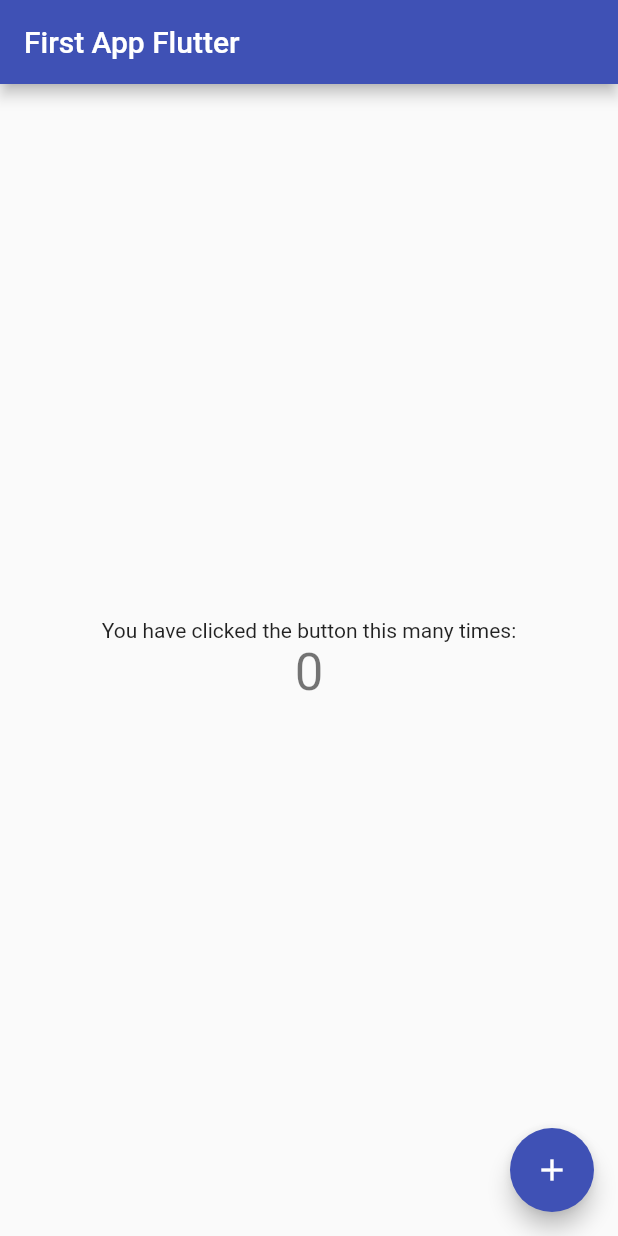
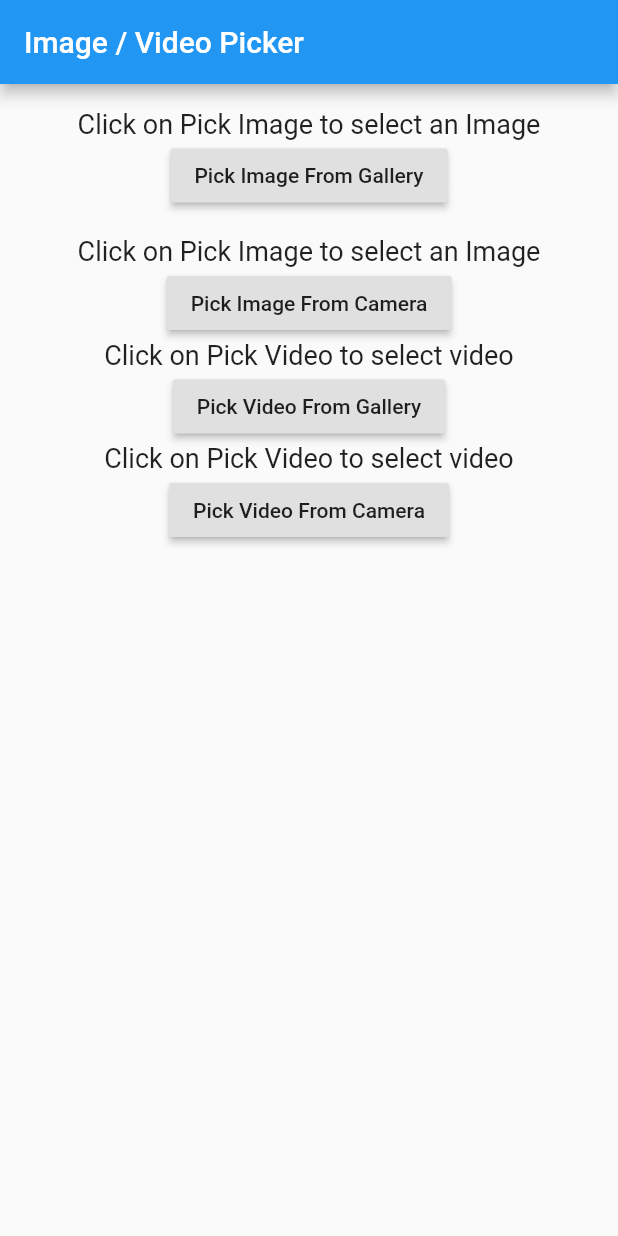
Before and after one commit to Soupaul/app-ADKit-meity, a Flutter app: the screen it shows after launch, on a phone screen of 412 x 824 dp. Run offline on Flutter 3.47's test engine with Material 2 defaults, Android fonts, the phone set to English and light mode, and no system bars; our stand-ins replace image_picker, video_player.

Commit message:
Photo/Video Upload Feature

```diff
--- a/lib/main.dart
+++ b/lib/main.dart
@@ -1,111 +1,150 @@
+import 'dart:io';
+import 'dart:async';
 import 'package:flutter/material.dart';
+import 'package:image_picker/image_picker.dart';
+import 'package:video_player/video_player.dart';
 
 void main() => runApp(MyApp());
 
 class MyApp extends StatelessWidget {
-  // This widget is the root of your application.
   @override
   Widget build(BuildContext context) {
     return MaterialApp(
       title: 'Flutter Demo',
       theme: ThemeData(
-        // This is the theme of your application.
-        //
-        // Try running your application with "flutter run". You'll see the
-        // application has a blue toolbar. Then, without quitting the app, try
-        // changing the primarySwatch below to Colors.green and then invoke
-        // "hot reload" (press "r" in the console where you ran "flutter run",
-        // or simply save your changes to "hot reload" in a Flutter IDE).
-        // Notice that the counter didn't reset back to zero; the application
-        // is not restarted.
-        primarySwatch: Colors.indigo,
+        primarySwatch: Colors.blue,
       ),
-      home: MyHomePage(title: 'First App Flutter'),
+      home: MyHomePage(),
     );
   }
 }
 
 class MyHomePage extends StatefulWidget {
-  MyHomePage({Key key, this.title}) : super(key: key);
-
-  // This widget is the home page of your application. It is stateful, meaning
-  // that it has a State object (defined below) that contains fields that affect
-  // how it looks.
-
-  // This class is the configuration for the state. It holds the values (in this
-  // case the title) provided by the parent (in this case the App widget) and
-  // used by the build method of the State. Fields in a Widget subclass are
-  // always marked "final".
-
-  final String title;
-
   @override
   _MyHomePageState createState() => _MyHomePageState();
 }
 
 class _MyHomePageState extends State<MyHomePage> {
-  int _counter = 0;
 
-  void _incrementCounter() {
+  File _image;
+  File _cameraImage;
+  File _video;
+  File _cameraVideo;
+
+  VideoPlayerController _videoPlayerController;
+  VideoPlayerController _cameraVideoPlayerController;
+
+  // This funcion will helps you to pick and Image from Gallery
+  _pickImageFromGallery() async {
+    File image = await  ImagePicker.pickImage(source: ImageSource.gallery, imageQuality: 50);
+
     setState(() {
-      // This call to setState tells the Flutter framework that something has
-      // changed in this State, which causes it to rerun the build method below
-      // so that the display can reflect the updated values. If we changed
-      // _counter without calling setState(), then the build method would not be
-      // called again, and so nothing would appear to happen.
-      _counter ++;
+      _image = image;
+    });
+  }
+
+
+  // This funcion will helps you to pick and Image from Camera
+  _pickImageFromCamera() async {
+    File image = await  ImagePicker.pickImage(source: ImageSource.camera, imageQuality: 50);
+
+    setState(() {
+      _cameraImage = image;
+    });
+  }
+
+
+  // This funcion will helps you to pick a Video File
+  _pickVideo() async {
+    File video = await ImagePicker.pickVideo(source: ImageSource.gallery);
+     _video = video;
+    _videoPlayerController = VideoPlayerController.file(_video)..initialize().then((_) {
+      setState(() { });
+      _videoPlayerController.play();
+    });
+  }
+
+   // This funcion will helps you to pick a Video File from Camera
+  _pickVideoFromCamera() async {
+    File video = await ImagePicker.pickVideo(source: ImageSource.camera);
+     _cameraVideo = video;
+    _cameraVideoPlayerController = VideoPlayerController.file(_cameraVideo)..initialize().then((_) {
+      setState(() { });
+      _cameraVideoPlayerController.play();
     });
   }
 
   @override
   Widget build(BuildContext context) {
-    // This method is rerun every time setState is called, for instance as done
-    // by the _incrementCounter method above.
-    //
-    // The Flutter framework has been optimized to make rerunning build methods
-    // fast, so that you can just rebuild anything that needs updating rather
-    // than having to individually change instances of widgets.
     return Scaffold(
       appBar: AppBar(
-        // Here we take the value from the MyHomePage object that was created by
-        // the App.build method, and use it to set our appbar title.
-        title: Text(widget.title),
+        title: Text("Image / Video Picker"),
       ),
-      body: Center(
-        // Center is a layout widget. It takes a single child and positions it
-        // in the middle of the parent.
-        child: Column(
-          // Column is also a layout widget. It takes a list of children and
-          // arranges them vertically. By default, it sizes itself to fit its
-          // children horizontally, and tries to be as tall as its parent.
-          //
-          // Invoke "debug painting" (press "p" in the console, choose the
-          // "Toggle Debug Paint" action from the Flutter Inspector in Android
-          // Studio, or the "Toggle Debug Paint" command in Visual Studio Code)
-          // to see the wireframe for each widget.
-          //
-          // Column has various properties to control how it sizes itself and
-          // how it positions its children. Here we use mainAxisAlignment to
-          // center the children vertically; the main axis here is the vertical
-          // axis because Columns are vertical (the cross axis would be
-          // horizontal).
-          mainAxisAlignment: MainAxisAlignment.center,
-          children: <Widget>[
-            Text(
-              'You have clicked the button this many times:',
+      body: SingleChildScrollView(
+        child: Center(
+          child: Container(
+            padding: const EdgeInsets.all(16.0),
+            child: Column(
+
+              children: <Widget>[
+                if(_image != null)
+                  Image.file(_image)
+                else
+                  Text("Click on Pick Image to select an Image", style: TextStyle(fontSize: 18.0),),
+                RaisedButton(
+                  onPressed: () {
+                    _pickImageFromGallery();
+                  },
+                  child: Text("Pick Image From Gallery"),
+                ),
+                SizedBox(
+                  height: 16.0,
+                ),
+                if(_cameraImage != null)
+                  Image.file(_cameraImage)
+                else
+                  Text("Click on Pick Image to select an Image", style: TextStyle(fontSize: 18.0),),
+                RaisedButton(
+                  onPressed: () {
+                    _pickImageFromCamera();
+                  },
+                  child: Text("Pick Image From Camera"),
+                ),
+                if(_video != null)
+                      _videoPlayerController.value.initialized
+                  ? AspectRatio(
+                      aspectRatio: _videoPlayerController.value.aspectRatio,
+                      child: VideoPlayer(_videoPlayerController),
+                    )
+                  : Container()
+                else
+                  Text("Click on Pick Video to select video", style: TextStyle(fontSize: 18.0),),
+                RaisedButton(
+                  onPressed: () {
+                    _pickVideo();
+                  },
+                  child: Text("Pick Video From Gallery"),
+                ),
+                if(_cameraVideo != null)
+                      _cameraVideoPlayerController.value.initialized
+                  ? AspectRatio(
+                      aspectRatio: _cameraVideoPlayerController.value.aspectRatio,
+                      child: VideoPlayer(_cameraVideoPlayerController),
+                    )
+                  : Container()
+                else
+                  Text("Click on Pick Video to select video", style: TextStyle(fontSize: 18.0),),
+                RaisedButton(
+                  onPressed: () {
+                    _pickVideoFromCamera();
+                  },
+                  child: Text("Pick Video From Camera"),
+                )
+              ],
             ),
-            Text(
-              '$_counter',
-              style: Theme.of(context).textTheme.display1,
-            ),
-          ],
+          ),
         ),
       ),
-      floatingActionButton: FloatingActionButton(
-        onPressed: _incrementCounter,
-        tooltip: 'Increment',
-        child: Icon(Icons.add),
-      ), // This trailing comma makes auto-formatting nicer for build methods.
     );
   }
 }
--- a/pubspec.yaml
+++ b/pubspec.yaml
@@ -23,6 +23,8 @@ dependencies:
   # The following adds the Cupertino Icons font to your application.
   # Use with the CupertinoIcons class for iOS style icons.
   cupertino_icons: ^0.1.2
+  image_picker: ^0.6.1+4
+  video_player: ^0.10.2+1
 
 dev_dependencies:
   flutter_test:
```
Also changed, not shown: pubspec.lock, 1 other file.
